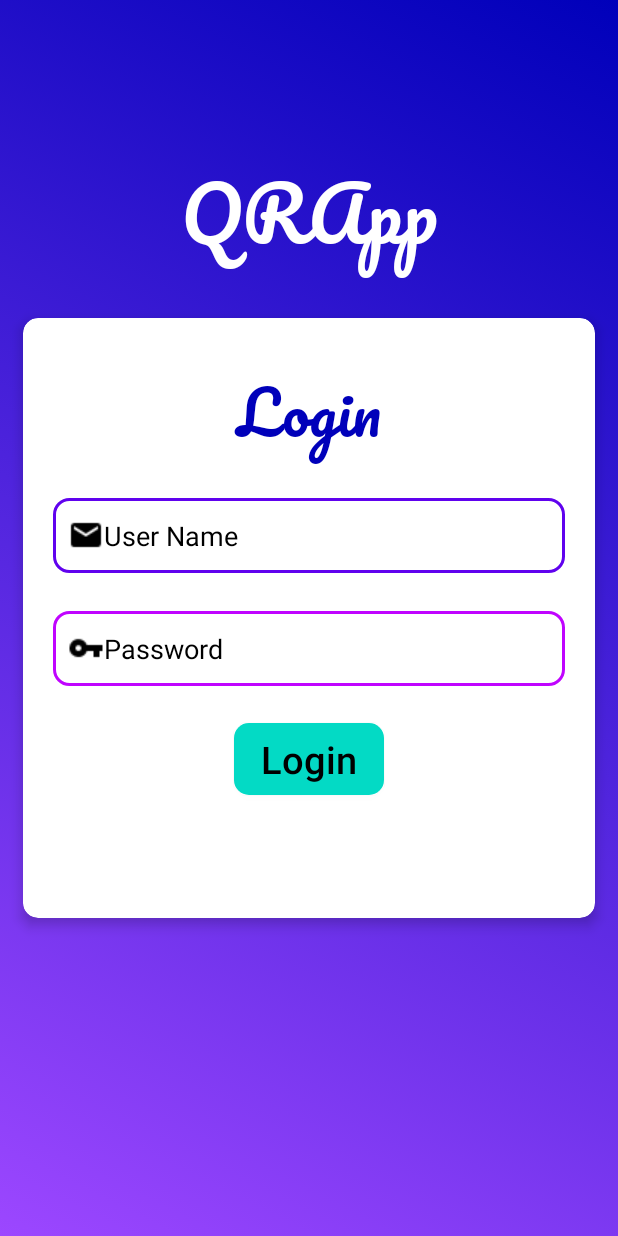
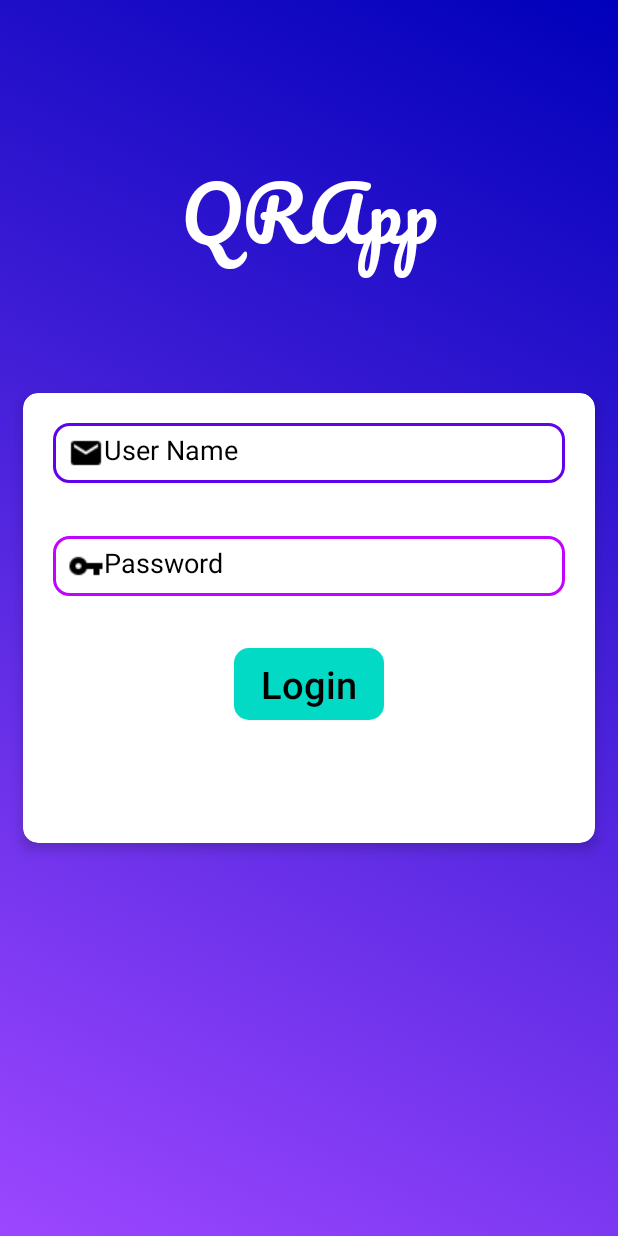
Before and after one commit to husainunwalla/QRCode-Inventory-Management, an Android app: the screen it shows after launch (Login), on a phone screen of 412 x 824 dp. Run offline under Robolectric (Android 15) with nearby library versions, the phone set to English and light mode, and no system bars; our stand-ins replace Firebase (no records; nobody signed in at launch, a user with empty details on screens opened directly); Roboto replaces fonts that are not available here.

Commit message:
Ui changes

```diff
--- a/app/src/main/res/layout/activity_login.xml
+++ b/app/src/main/res/layout/activity_login.xml
@@ -28,7 +28,7 @@
     <android.support.v7.widget.CardView
         android:id="@+id/cardView"
         android:layout_width="0dp"
-        android:layout_height="400dp"
+        android:layout_height="300dp"
         android:layout_marginStart="15dp"
         android:layout_marginEnd="15dp"
         android:background="#00FF9100"
@@ -47,21 +47,11 @@
             android:layout_height="match_parent"
             android:background="#00D500F9">
 
-            <TextView
-                android:id="@+id/textView5"
-                android:layout_width="match_parent"
-                android:layout_height="wrap_content"
-                android:fontFamily="@font/pacifico"
-                android:text="Login"
-                android:textAlignment="center"
-                android:textColor="@color/primaryPurpleDark"
-                android:textSize="40sp" />
-
             <EditText
                 android:id="@+id/userNameEditText"
                 android:layout_width="match_parent"
-                android:layout_height="50dp"
-                android:layout_marginTop="100dp"
+                android:layout_height="40dp"
+                android:layout_marginTop="0dp"
                 android:background="@drawable/edit_text_bg"
                 android:drawableLeft="@drawable/baseline_email_black_24dp"
                 android:ems="10"
@@ -74,8 +64,8 @@
             <EditText
                 android:id="@+id/passwordEditText"
                 android:layout_width="match_parent"
-                android:layout_height="50dp"
-                android:layout_marginTop="175dp"
+                android:layout_height="40dp"
+                android:layout_marginTop="75dp"
                 android:background="@drawable/edit_text_bg"
                 android:backgroundTint="@color/primaryPurple"
                 android:backgroundTintMode="add"
@@ -93,9 +83,8 @@
                 android:layout_height="wrap_content"
                 android:layout_centerHorizontal="true"
                 android:layout_marginStart="0sp"
-                android:layout_marginTop="250sp"
+                android:layout_marginTop="150dp"
                 android:layout_marginEnd="0sp"
-                android:layout_marginBottom="0sp"
                 android:background="@drawable/rounded_button_complementary"
                 android:text="Login"
                 android:textAllCaps="false"
```
